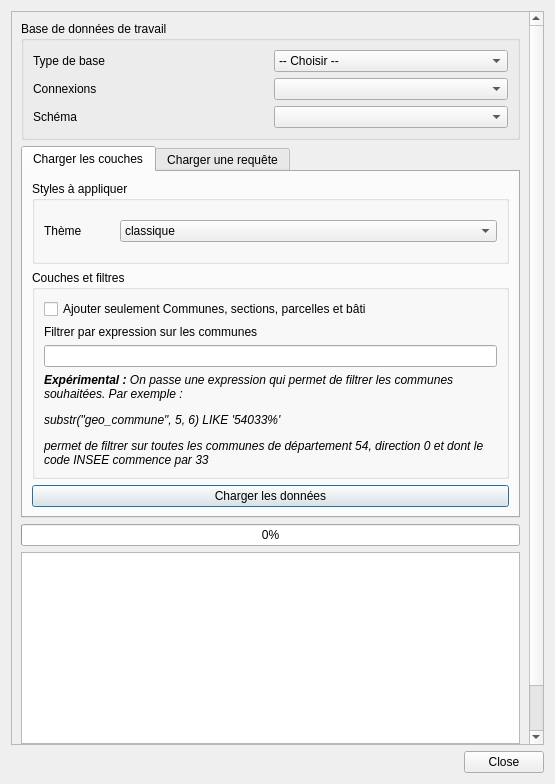
Old version of the form cadastre/forms/cadastre_load_form.ui in the repository 3liz/QgisCadastrePlugin.
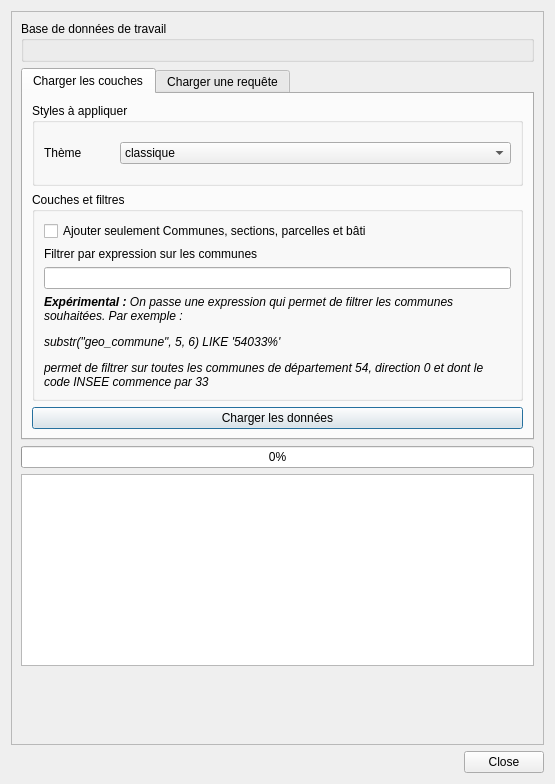
New version of the form.

Commit message: Dialogues : widget commun de choix de la base, de la connexion et du schéma

The edit to the form file:
```diff
--- a/cadastre/forms/cadastre_load_form.ui
+++ b/cadastre/forms/cadastre_load_form.ui
@@ -34,58 +34,7 @@
          <property name="title">
           <string>Base de données de travail</string>
          </property>
-         <layout class="QVBoxLayout" name="verticalLayout_6">
-          <item>
-           <layout class="QGridLayout" name="gridLayout">
-            <item row="1" column="1">
-             <widget class="QComboBox" name="liDbConnection"/>
-            </item>
-            <item row="1" column="0">
-             <widget class="QLabel" name="label_2">
-              <property name="text">
-               <string>Connexions</string>
-              </property>
-             </widget>
-            </item>
-            <item row="2" column="0">
-             <widget class="QLabel" name="label_3">
-              <property name="text">
-               <string>Schéma</string>
-              </property>
-             </widget>
-            </item>
-            <item row="2" column="1">
-             <widget class="QComboBox" name="liDbSchema"/>
-            </item>
-            <item row="0" column="0">
-             <widget class="QLabel" name="label">
-              <property name="text">
-               <string>Type de base</string>
-              </property>
-             </widget>
-            </item>
-            <item row="0" column="1">
-             <widget class="QComboBox" name="liDbType">
-              <item>
-               <property name="text">
-                <string>-- Choisir --</string>
-               </property>
-              </item>
-              <item>
-               <property name="text">
-                <string>Postgis</string>
-               </property>
-              </item>
-              <item>
-               <property name="text">
-                <string>Spatialite</string>
-               </property>
-              </item>
-             </widget>
-            </item>
-           </layout>
-          </item>
-         </layout>
+         <layout class="QVBoxLayout" name="databaseLayout"/>
         </widget>
        </item>
        <item>
```
The commit also changes 9 other files.
